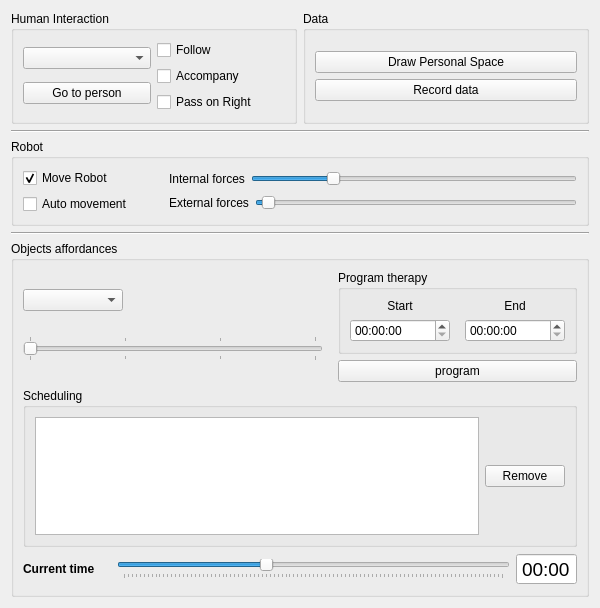
First picture: the form in components/newSocialNavigationAgent/src/mainUI.ui, repository robocomp/robocomp-viriato, before the edit.
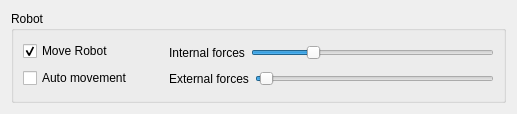
Second picture: the form after the edit.

Commit message: the detection of humans, calculation of personal spaces and affordances is now done by the socialRules agent. socialNavigation subscribes to this agent and updates the grid according to the information that receives

What changed in the file:
```diff
--- a/components/newSocialNavigationAgent/src/mainUI.ui
+++ b/components/newSocialNavigationAgent/src/mainUI.ui
@@ -6,116 +6,14 @@
    <rect>
     <x>0</x>
     <y>0</y>
-    <width>600</width>
-    <height>608</height>
+    <width>517</width>
+    <height>114</height>
    </rect>
   </property>
   <property name="windowTitle">
    <string>navigationComp</string>
   </property>
   <layout class="QVBoxLayout" name="verticalLayout_3">
-   <item>
-    <layout class="QHBoxLayout" name="horizontalLayout_4">
-     <item>
-      <widget class="QGroupBox" name="interacion_gb">
-       <property name="title">
-        <string>Human Interaction</string>
-       </property>
-       <layout class="QVBoxLayout" name="verticalLayout_7" stretch="0">
-        <item>
-         <layout class="QVBoxLayout" name="verticalLayout_8">
-          <item>
-           <layout class="QHBoxLayout" name="horizontalLayout">
-            <item>
-             <layout class="QVBoxLayout" name="verticalLayout_11">
-              <item>
-               <widget class="QComboBox" name="idselect_combobox"/>
-              </item>
-              <item>
-               <widget class="QPushButton" name="gotoperson_button">
-                <property name="text">
-                 <string>Go to person</string>
-                </property>
-               </widget>
-              </item>
-             </layout>
-            </item>
-            <item>
-             <layout class="QVBoxLayout" name="verticalLayout">
-              <item>
-               <widget class="QCheckBox" name="follow_checkbox">
-                <property name="text">
-                 <string>Follow</string>
-                </property>
-               </widget>
-              </item>
-              <item>
-               <widget class="QCheckBox" name="accompany_checkbox">
-                <property name="text">
-                 <string>Accompany</string>
-                </property>
-               </widget>
-              </item>
-              <item>
-               <widget class="QCheckBox" name="passonright_checkbox">
-                <property name="text">
-                 <string>Pass on Right</string>
-                </property>
-               </widget>
-              </item>
-             </layout>
-            </item>
-           </layout>
-          </item>
-         </layout>
-        </item>
-       </layout>
-      </widget>
-     </item>
-     <item>
-      <widget class="QGroupBox" name="interacion_gb_2">
-       <property name="title">
-        <string>Data</string>
-       </property>
-       <layout class="QVBoxLayout" name="verticalLayout_9" stretch="0">
-        <item>
-         <layout class="QVBoxLayout" name="verticalLayout_10">
-          <item>
-           <layout class="QHBoxLayout" name="horizontalLayout_2">
-            <item>
-             <layout class="QVBoxLayout" name="verticalLayout_2">
-              <item>
-               <widget class="QPushButton" name="draw_gaussian_button">
-                <property name="text">
-                 <string>Draw Personal Space</string>
-                </property>
-               </widget>
-              </item>
-              <item>
-               <widget class="QPushButton" name="save_data_button">
-                <property name="text">
-                 <string>Record data</string>
-                </property>
-               </widget>
-              </item>
-             </layout>
-            </item>
-           </layout>
-          </item>
-         </layout>
-        </item>
-       </layout>
-      </widget>
-     </item>
-    </layout>
-   </item>
-   <item>
-    <widget class="Line" name="line">
-     <property name="orientation">
-      <enum>Qt::Horizontal</enum>
-     </property>
-    </widget>
-   </item>
    <item>
     <widget class="QGroupBox" name="groupBox_2">
      <property name="title">
@@ -217,416 +115,6 @@
      </layout>
     </widget>
    </item>
-   <item>
-    <widget class="Line" name="line_2">
-     <property name="orientation">
-      <enum>Qt::Horizontal</enum>
-     </property>
-    </widget>
-   </item>
-   <item>
-    <widget class="QGroupBox" name="groupBox">
-     <property name="title">
-      <string>Objects affordances</string>
-     </property>
-     <layout class="QVBoxLayout" name="verticalLayout_5">
-      <item>
-       <layout class="QHBoxLayout" name="horizontalLayout_5">
-        <item>
-         <layout class="QVBoxLayout" name="verticalLayout_6">
-          <item>
-           <widget class="QComboBox" name="idobject_combobox">
-            <property name="minimumSize">
-             <size>
-              <width>100</width>
-              <height>0</height>
-             </size>
-            </property>
-            <property name="maximumSize">
-             <size>
-              <width>100</width>
-              <height>16777215</height>
-             </size>
-            </property>
-           </widget>
-          </item>
-          <item>
-           <widget class="QSlider" name="object_slider">
-            <property name="minimumSize">
-             <size>
-              <width>300</width>
-              <height>0</height>
-             </size>
-            </property>
-            <property name="palette">
-             <palette>
-              <active>
-               <colorrole role="WindowText">
-                <brush brushstyle="SolidPattern">
-                 <color alpha="255">
-                  <red>76</red>
-                  <green>76</green>
-                  <blue>76</blue>
-                 </color>
-                </brush>
-               </colorrole>
-               <colorrole role="Dark">
-                <brush brushstyle="SolidPattern">
-                 <color alpha="255">
-                  <red>202</red>
-                  <green>201</green>
-                  <blue>200</blue>
-                 </color>
-                </brush>
-               </colorrole>
-               <colorrole role="Text">
-                <brush brushstyle="SolidPattern">
-                 <color alpha="255">
-                  <red>60</red>
-                  <green>60</green>
-                  <blue>60</blue>
-                 </color>
-                </brush>
-               </colorrole>
-               <colorrole role="ButtonText">
-                <brush brushstyle="SolidPattern">
-                 <color alpha="255">
-                  <red>76</red>
-                  <green>76</green>
-                  <blue>76</blue>
-                 </color>
-                </brush>
-               </colorrole>
-              </active>
-              <inactive>
-               <colorrole role="WindowText">
-                <brush brushstyle="SolidPattern">
-                 <color alpha="255">
-                  <red>76</red>
-                  <green>76</green>
-                  <blue>76</blue>
-                 </color>
-                </brush>
-               </colorrole>
-               <colorrole role="Dark">
-                <brush brushstyle="SolidPattern">
-                 <color alpha="255">
-                  <red>202</red>
-                  <green>201</green>
-                  <blue>200</blue>
-                 </color>
-                </brush>
-               </colorrole>
-               <colorrole role="Text">
-                <brush brushstyle="SolidPattern">
-                 <color alpha="255">
-                  <red>60</red>
-                  <green>60</green>
-                  <blue>60</blue>
-                 </color>
-                </brush>
-               </colorrole>
-               <colorrole role="ButtonText">
-                <brush brushstyle="SolidPattern">
-                 <color alpha="255">
-                  <red>76</red>
-                  <green>76</green>
-                  <blue>76</blue>
-                 </color>
-                </brush>
-               </colorrole>
-              </inactive>
-              <disabled>
-               <colorrole role="WindowText">
-                <brush brushstyle="SolidPattern">
-                 <color alpha="255">
-                  <red>202</red>
-                  <green>201</green>
-                  <blue>200</blue>
-                 </color>
-                </brush>
-               </colorrole>
-               <colorrole role="Dark">
-                <brush brushstyle="SolidPattern">
-                 <color alpha="255">
-                  <red>202</red>
-                  <green>201</green>
-                  <blue>200</blue>
-                 </color>
-                </brush>
-               </colorrole>
-               <colorrole role="Text">
-                <brush brushstyle="SolidPattern">
-                 <color alpha="255">
-                  <red>202</red>
-                  <green>201</green>
-                  <blue>200</blue>
-                 </color>
-                </brush>
-               </colorrole>
-               <colorrole role="ButtonText">
-                <brush brushstyle="SolidPattern">
-                 <color alpha="255">
-                  <red>202</red>
-                  <green>201</green>
-                  <blue>200</blue>
-                 </color>
-                </brush>
-               </colorrole>
-              </disabled>
-             </palette>
-            </property>
-            <property name="autoFillBackground">
-             <bool>false</bool>
-            </property>
-            <property name="minimum">
-             <number>1</number>
-            </property>
-            <property name="maximum">
-             <number>4</number>
-            </property>
-            <property name="singleStep">
-             <number>1</number>
-            </property>
-            <property name="pageStep">
-             <number>1</number>
-            </property>
-            <property name="value">
-             <number>1</number>
-            </property>
-            <property name="sliderPosition">
-             <number>1</number>
-            </property>
-            <property name="tracking">
-             <bool>true</bool>
-            </property>
-            <property name="orientation">
-             <enum>Qt::Horizontal</enum>
-            </property>
-            <property name="invertedAppearance">
-             <bool>false</bool>
-            </property>
-            <property name="invertedControls">
-             <bool>false</bool>
-            </property>
-            <property name="tickPosition">
-             <enum>QSlider::TicksBothSides</enum>
-            </property>
-            <property name="tickInterval">
-             <number>1</number>
-            </property>
-           </widget>
-          </item>
-         </layout>
-        </item>
-        <item>
-         <spacer name="horizontalSpacer">
-          <property name="orientation">
-           <enum>Qt::Horizontal</enum>
-          </property>
-          <property name="sizeHint" stdset="0">
-           <size>
-            <width>40</width>
-            <height>20</height>
-           </size>
-          </property>
-         </spacer>
-        </item>
-        <item>
-         <layout class="QVBoxLayout" name="verticalLayout_12">
-          <item>
-           <widget class="QGroupBox" name="groupBox_3">
-            <property name="title">
-             <string>Program therapy</string>
-            </property>
-            <layout class="QGridLayout" name="gridLayout">
-             <item row="0" column="1">
-              <widget class="QLabel" name="label_2">
-               <property name="text">
-                <string>Start</string>
-               </property>
-               <property name="alignment">
-                <set>Qt::AlignCenter</set>
-               </property>
-              </widget>
-             </item>
-             <item row="0" column="3">
-              <widget class="QLabel" name="label_3">
-               <property name="text">
-                <string>End</string>
-               </property>
-               <property name="alignment">
-                <set>Qt::AlignCenter</set>
-               </property>
-              </widget>
-             </item>
-             <item row="1" column="1">
-              <widget class="QTimeEdit" name="startTherapy_timeEdit">
-               <property name="minimumSize">
-                <size>
-                 <width>100</width>
-                 <height>0</height>
-                </size>
-               </property>
-               <property name="maximumSize">
-                <size>
-                 <width>100</width>
-                 <height>16777215</height>
-                </size>
-               </property>
-               <property name="currentSection">
-                <enum>QDateTimeEdit::HourSection</enum>
-               </property>
-              </widget>
-             </item>
-             <item row="1" column="3">
-              <widget class="QTimeEdit" name="endTherapy_timeEdit">
-               <property name="minimumSize">
-                <size>
-                 <width>100</width>
-                 <height>0</height>
-                </size>
-               </property>
-               <property name="maximumSize">
-                <size>
-                 <width>100</width>
-                 <height>16777215</height>
-                </size>
-               </property>
-              </widget>
-             </item>
-             <item row="1" column="2">
-              <spacer name="horizontalSpacer_3">
-               <property name="orientation">
-                <enum>Qt::Horizontal</enum>
-               </property>
-               <property name="sizeHint" stdset="0">
-                <size>
-                 <width>40</width>
-                 <height>20</height>
-                </size>
-               </property>
-              </spacer>
-             </item>
-            </layout>
-           </widget>
-          </item>
-          <item>
-           <widget class="QPushButton" name="setTherapy_button">
-            <property name="text">
-             <string>program</string>
-            </property>
-           </widget>
-          </item>
-         </layout>
-        </item>
-       </layout>
-      </item>
-      <item>
-       <widget class="QGroupBox" name="groupBox_4">
-        <property name="title">
-         <string>Scheduling</string>
-        </property>
-        <layout class="QHBoxLayout" name="horizontalLayout_3">
-         <item>
-          <widget class="QListWidget" name="therapies_list">
-           <property name="minimumSize">
-            <size>
-             <width>300</width>
-             <height>0</height>
-            </size>
-           </property>
-          </widget>
-         </item>
-         <item>
-          <widget class="QPushButton" name="removeT_button">
-           <property name="text">
-            <string>Remove</string>
-           </property>
-          </widget>
-         </item>
-        </layout>
-       </widget>
-      </item>
-      <item>
-       <layout class="QHBoxLayout" name="horizontalLayout_7">
-        <item>
-         <widget class="QLabel" name="label">
-          <property name="font">
-           <font>
-            <weight>75</weight>
-            <bold>true</bold>
-           </font>
-          </property>
-          <property name="text">
-           <string>Current time     </string>
-          </property>
-          <property name="alignment">
-           <set>Qt::AlignCenter</set>
-          </property>
-         </widget>
-        </item>
-        <item>
-         <widget class="QSlider" name="currtime_slider">
-          <property name="maximum">
-           <number>1439</number>
-          </property>
-          <property name="singleStep">
-           <number>1</number>
-          </property>
-          <property name="pageStep">
-           <number>15</number>
-          </property>
-          <property name="sliderPosition">
-           <number>540</number>
-          </property>
-          <property name="orientation">
-           <enum>Qt::Horizontal</enum>
-          </property>
-          <property name="tickPosition">
-           <enum>QSlider::TicksBelow</enum>
-          </property>
-         </widget>
-        </item>
-        <item>
-         <widget class="QTimeEdit" name="currentTime_timeEdit">
-          <property name="font">
-           <font>
-            <pointsize>14</pointsize>
-           </font>
-          </property>
-          <property name="alignment">
-           <set>Qt::AlignCenter</set>
-          </property>
-          <property name="buttonSymbols">
-           <enum>QAbstractSpinBox::NoButtons</enum>
-          </property>
-          <property name="maximumTime">
-           <time>
-            <hour>23</hour>
-            <minute>59</minute>
-            <second>59</second>
-           </time>
-          </property>
-          <property name="currentSection">
-           <enum>QDateTimeEdit::MinuteSection</enum>
-          </property>
-          <property name="displayFormat">
-           <string>HH:mm</string>
-          </property>
-          <property name="calendarPopup">
-           <bool>false</bool>
-          </property>
-          <property name="currentSectionIndex">
-           <number>1</number>
-          </property>
-         </widget>
-        </item>
-       </layout>
-      </item>
-     </layout>
-    </widget>
-   </item>
   </layout>
  </widget>
  <resources/>
```
The commit also changes 20 other files.
